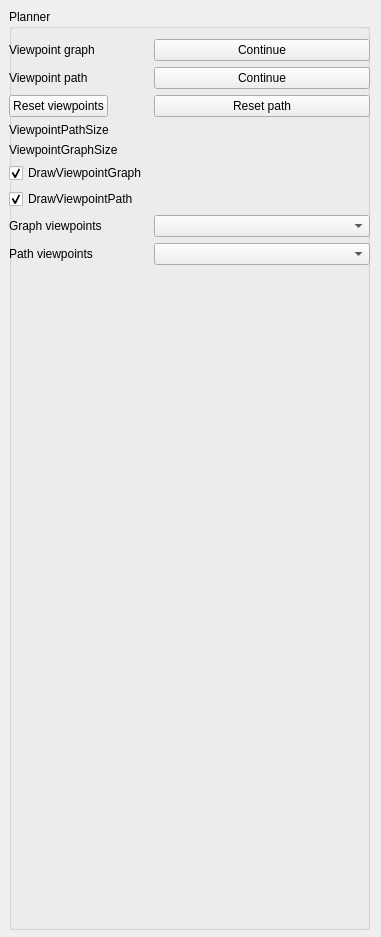
First picture: the form in viewpoint_planner/src/ui/viewer_planner_panel.ui, repository bennihepp/Quad3DR, before the edit.
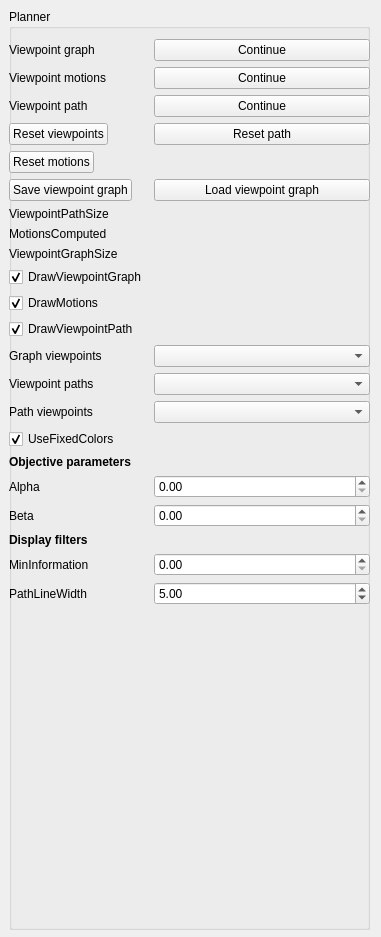
Second picture: the form after the edit.

Commit message:
Finished viewpoint path planning + GUI support
* Added multiple branches for viewpoint path planning
* Computing free space paths with OMPL
* Serialization of viewpoint graph with motion distances
* Allow selection and visualization of multiple viewpoint paths
* Show viewpoints with color-coded information
* Split up viewpoint planner and viewpoint classes
* Added boost serialization to CMakeLists.txt
* Densifying viewpoint graph by making edges transitive

```diff
--- a/viewpoint_planner/src/ui/viewer_planner_panel.ui
+++ b/viewpoint_planner/src/ui/viewer_planner_panel.ui
@@ -50,62 +50,76 @@
       </widget>
      </item>
      <item row="3" column="0">
+      <widget class="QLabel" name="label_7">
+       <property name="text">
+        <string>Viewpoint motions</string>
+       </property>
+      </widget>
+     </item>
+     <item row="3" column="1">
+      <widget class="QPushButton" name="pauseContinueViewpointMotions">
+       <property name="text">
+        <string>Continue</string>
+       </property>
+      </widget>
+     </item>
+     <item row="4" column="0">
       <widget class="QLabel" name="label_5">
        <property name="text">
         <string>Viewpoint path</string>
        </property>
       </widget>
      </item>
-     <item row="3" column="1">
+     <item row="4" column="1">
       <widget class="QPushButton" name="pauseContinueViewpointPath">
        <property name="text">
         <string>Continue</string>
        </property>
       </widget>
      </item>
-     <item row="4" column="0">
+     <item row="5" column="0">
       <widget class="QPushButton" name="resetViewpoints">
        <property name="text">
         <string>Reset viewpoints</string>
        </property>
       </widget>
      </item>
-     <item row="4" column="1">
+     <item row="5" column="1">
       <widget class="QPushButton" name="resetViewpointPath">
        <property name="text">
         <string>Reset path</string>
        </property>
       </widget>
      </item>
-     <item row="7" column="0">
+     <item row="9" column="0">
       <widget class="QLabel" name="label_3">
        <property name="text">
         <string>ViewpointPathSize</string>
        </property>
       </widget>
      </item>
-     <item row="7" column="1">
+     <item row="9" column="1">
       <widget class="QLabel" name="viewpointPathSize">
        <property name="text">
         <string/>
        </property>
       </widget>
      </item>
-     <item row="8" column="0">
+     <item row="11" column="0">
       <widget class="QLabel" name="label">
        <property name="text">
         <string>ViewpointGraphSize</string>
        </property>
       </widget>
      </item>
-     <item row="8" column="1">
+     <item row="11" column="1">
       <widget class="QLabel" name="viewpointGraphSize">
        <property name="text">
         <string/>
        </property>
       </widget>
      </item>
-     <item row="9" column="0">
+     <item row="12" column="0">
       <widget class="QCheckBox" name="drawViewpointGraph">
        <property name="text">
         <string>DrawViewpointGraph</string>
@@ -115,7 +129,7 @@
        </property>
       </widget>
      </item>
-     <item row="10" column="0">
+     <item row="15" column="0">
       <widget class="QCheckBox" name="drawViewpointPath">
        <property name="text">
         <string>DrawViewpointPath</string>
@@ -125,26 +139,185 @@
        </property>
       </widget>
      </item>
-     <item row="11" column="0">
+     <item row="16" column="0">
       <widget class="QLabel" name="label_2">
        <property name="text">
         <string>Graph viewpoints</string>
        </property>
       </widget>
      </item>
-     <item row="11" column="1">
+     <item row="16" column="1">
       <widget class="QComboBox" name="viewpointGraphSelection"/>
      </item>
-     <item row="12" column="0">
+     <item row="18" column="0">
       <widget class="QLabel" name="label_4">
        <property name="text">
         <string>Path viewpoints</string>
        </property>
       </widget>
      </item>
-     <item row="12" column="1">
+     <item row="18" column="1">
       <widget class="QComboBox" name="viewpointPathSelection"/>
      </item>
+     <item row="7" column="0">
+      <widget class="QPushButton" name="saveViewpointGraph">
+       <property name="text">
+        <string>Save viewpoint graph</string>
+       </property>
+      </widget>
+     </item>
+     <item row="10" column="0">
+      <widget class="QLabel" name="label_8">
+       <property name="text">
+        <string>MotionsComputed</string>
+       </property>
+      </widget>
+     </item>
+     <item row="10" column="1">
+      <widget class="QLabel" name="viewpointMotionsComputed">
+       <property name="text">
+        <string/>
+       </property>
+      </widget>
+     </item>
+     <item row="14" column="0">
+      <widget class="QCheckBox" name="drawViewpointMotions">
+       <property name="text">
+        <string>DrawMotions</string>
+       </property>
+       <property name="checked">
+        <bool>true</bool>
+       </property>
+      </widget>
+     </item>
+     <item row="21" column="0">
+      <widget class="QLabel" name="label_9">
+       <property name="text">
+        <string>Alpha</string>
+       </property>
+      </widget>
+     </item>
+     <item row="22" column="0">
+      <widget class="QLabel" name="label_10">
+       <property name="text">
+        <string>Beta</string>
+       </property>
+      </widget>
+     </item>
+     <item row="24" column="0">
+      <widget class="QLabel" name="label_11">
+       <property name="text">
+        <string>MinInformation</string>
+       </property>
+      </widget>
+     </item>
+     <item row="23" column="0">
+      <widget class="QLabel" name="label_12">
+       <property name="font">
+        <font>
+         <weight>75</weight>
+         <bold>true</bold>
+        </font>
+       </property>
+       <property name="text">
+        <string>Display filters</string>
+       </property>
+      </widget>
+     </item>
+     <item row="21" column="1">
+      <widget class="QDoubleSpinBox" name="alphaParameter">
+       <property name="maximum">
+        <double>9999999.000000000000000</double>
+       </property>
+       <property name="singleStep">
+        <double>0.100000000000000</double>
+       </property>
+      </widget>
+     </item>
+     <item row="22" column="1">
+      <widget class="QDoubleSpinBox" name="betaParameter">
+       <property name="maximum">
+        <double>9999999.000000000000000</double>
+       </property>
+       <property name="singleStep">
+        <double>0.100000000000000</double>
+       </property>
+      </widget>
+     </item>
+     <item row="24" column="1">
+      <widget class="QDoubleSpinBox" name="minInformationFilter">
+       <property name="maximum">
+        <double>9999999999.000000000000000</double>
+       </property>
+       <property name="singleStep">
+        <double>0.100000000000000</double>
+       </property>
+      </widget>
+     </item>
+     <item row="20" column="0">
+      <widget class="QLabel" name="label_13">
+       <property name="font">
+        <font>
+         <weight>75</weight>
+         <bold>true</bold>
+        </font>
+       </property>
+       <property name="text">
+        <string>Objective parameters</string>
+       </property>
+      </widget>
+     </item>
+     <item row="19" column="0">
+      <widget class="QCheckBox" name="useFixedColors">
+       <property name="text">
+        <string>UseFixedColors</string>
+       </property>
+       <property name="checked">
+        <bool>true</bool>
+       </property>
+      </widget>
+     </item>
+     <item row="25" column="0">
+      <widget class="QLabel" name="label_14">
+       <property name="text">
+        <string>PathLineWidth</string>
+       </property>
+      </widget>
+     </item>
+     <item row="25" column="1">
+      <widget class="QDoubleSpinBox" name="viewpointPathLineWidth">
+       <property name="singleStep">
+        <double>0.100000000000000</double>
+       </property>
+       <property name="value">
+        <double>5.000000000000000</double>
+       </property>
+      </widget>
+     </item>
+     <item row="7" column="1">
+      <widget class="QPushButton" name="loadViewpointGraph">
+       <property name="text">
+        <string>Load viewpoint graph</string>
+       </property>
+      </widget>
+     </item>
+     <item row="17" column="0">
+      <widget class="QLabel" name="label_15">
+       <property name="text">
+        <string>Viewpoint paths</string>
+       </property>
+      </widget>
+     </item>
+     <item row="17" column="1">
+      <widget class="QComboBox" name="viewpointPathBranchSelection"/>
+     </item>
+     <item row="6" column="0">
+      <widget class="QPushButton" name="resetViewpointMotions">
+       <property name="text">
+        <string>Reset motions</string>
+       </property>
+      </widget>
+     </item>
     </layout>
    </widget>
   </widget>
```
The commit also changes 13 other files.
